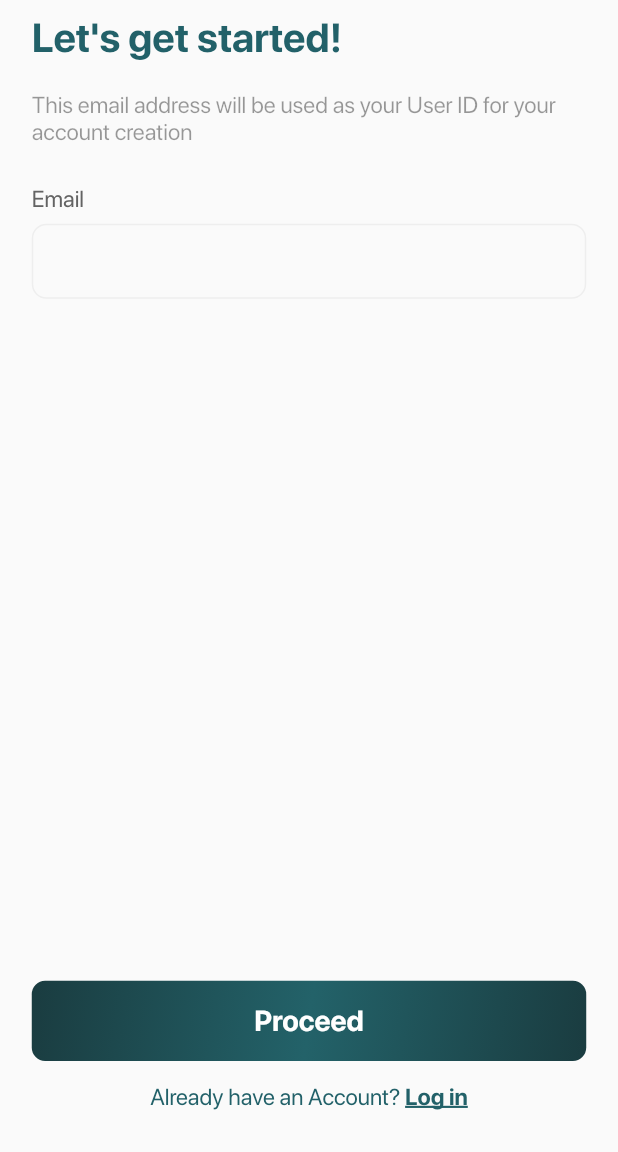
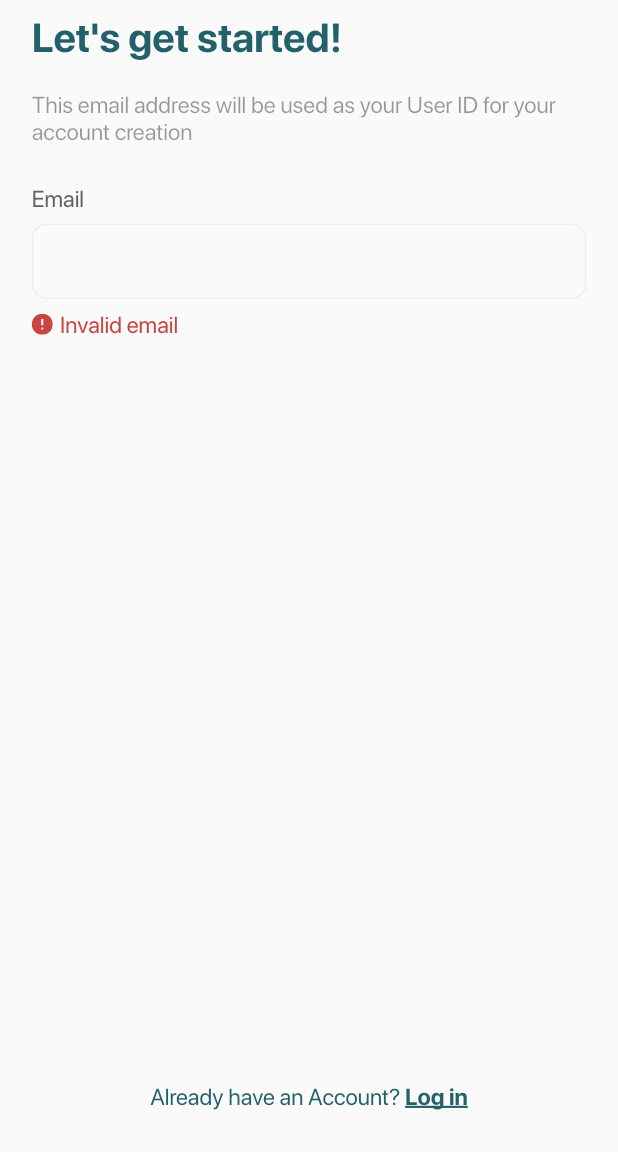
Before and after one commit to Dev-Ayan-Dasgupta/dhabi, a Flutter app: the RegistrationScreen screen opened by its route, on a phone screen of 412 x 824 dp, the part 84-1236 px from its top. Run offline on Flutter 3.47's test engine with Material 2 defaults, Android fonts, the phone set to English and light mode, and no system bars; our stand-ins replace flutter_sizer, flutter_svg.

Commit message:
added email validation with setstate

```diff
--- a/lib/presentation/screens/login.dart
+++ b/lib/presentation/screens/login.dart
@@ -68,6 +68,7 @@ class _LoginScreenState extends State<LoginScreen> {
                       EdgeInsets.only(left: (10 / Dimensions.designWidth).w),
                   child: SvgPicture.asset(ImageConstants.checkCircle),
                 ),
+                onChanged: (p0) {},
               ),
               const SizeBox(height: 15),
               Text(
@@ -85,6 +86,7 @@ class _LoginScreenState extends State<LoginScreen> {
                       EdgeInsets.only(left: (10 / Dimensions.designWidth).w),
                   child: SvgPicture.asset(ImageConstants.checkCircle),
                 ),
+                onChanged: (p0) {},
               ),
               const SizeBox(height: 30),
               GradientButton(
--- a/lib/presentation/screens/registration.dart
+++ b/lib/presentation/screens/registration.dart
@@ -1,6 +1,7 @@
 import 'package:dialup_mobile_app/presentation/routers/routes.dart';
 import 'package:dialup_mobile_app/presentation/widgets/core/index.dart';
 import 'package:dialup_mobile_app/utils/constants/index.dart';
+import 'package:dialup_mobile_app/utils/helpers/email_validation.dart';
 import 'package:flutter/material.dart';
 import 'package:flutter_sizer/flutter_sizer.dart';
 import 'package:flutter_svg/flutter_svg.dart';
@@ -14,6 +15,7 @@ class RegistrationScreen extends StatefulWidget {
 
 class _RegistrationScreenState extends State<RegistrationScreen> {
   final TextEditingController _emailController = TextEditingController();
+  bool _isEmailValid = false;
   @override
   Widget build(BuildContext context) {
     return Scaffold(
@@ -64,21 +66,49 @@ class _RegistrationScreenState extends State<RegistrationScreen> {
                     const SizeBox(height: 9),
                     CustomTextField(
                       controller: _emailController,
-                      suffix: Padding(
-                        padding: EdgeInsets.only(
-                            left: (10 / Dimensions.designWidth).w),
-                        child: SvgPicture.asset(ImageConstants.checkCircle),
-                      ),
+                      suffix: !_isEmailValid
+                          ? const SizedBox()
+                          : Padding(
+                              padding: EdgeInsets.only(
+                                  left: (10 / Dimensions.designWidth).w),
+                              child:
+                                  SvgPicture.asset(ImageConstants.checkCircle),
+                            ),
+                      onChanged: (p0) {
+                        setState(() {
+                          _isEmailValid = EmailValidator.isValid(p0);
+                        });
+                      },
                     ),
+                    const SizeBox(height: 9),
+                    _isEmailValid
+                        ? const SizeBox()
+                        : Row(
+                            children: [
+                              SvgPicture.asset(ImageConstants.errorSolid),
+                              const SizeBox(width: 5),
+                              Text(
+                                "Invalid email",
+                                style: TextStyles.primaryMedium.copyWith(
+                                  color: const Color(0xFFC94540),
+                                  fontSize: (16 / Dimensions.designWidth).w,
+                                ),
+                              ),
+                            ],
+                          ),
                   ],
                 ),
               ),
               Column(
                 children: [
-                  GradientButton(
-                    onTap: () {},
-                    text: "Proceed",
-                  ),
+                  !_isEmailValid
+                      ? const SizeBox()
+                      : GradientButton(
+                          onTap: () {
+                            setState(() {});
+                          },
+                          text: "Proceed",
+                        ),
                   const SizeBox(height: 16),
                   InkWell(
                     onTap: () {
--- a/lib/presentation/widgets/core/textfield.dart
+++ b/lib/presentation/widgets/core/textfield.dart
@@ -1,9 +1,9 @@
 // ignore_for_file: public_member_api_docs, sort_constructors_first
-import 'package:dialup_mobile_app/utils/constants/textstyles.dart';
 import 'package:flutter/material.dart';
 import 'package:flutter_sizer/flutter_sizer.dart';
 
 import 'package:dialup_mobile_app/utils/constants/dimensions.dart';
+import 'package:dialup_mobile_app/utils/constants/textstyles.dart';
 
 class CustomTextField extends StatefulWidget {
   const CustomTextField({
@@ -15,6 +15,8 @@ class CustomTextField extends StatefulWidget {
     this.borderRadius,
     required this.controller,
     this.suffix,
+    this.obscureText,
+    required this.onChanged,
   }) : super(key: key);
 
   final double? width;
@@ -24,6 +26,8 @@ class CustomTextField extends StatefulWidget {
   final double? borderRadius;
   final TextEditingController controller;
   final Widget? suffix;
+  final bool? obscureText;
+  final Function(String) onChanged;
 
   @override
   State<CustomTextField> createState() => _CustomTextFieldState();
@@ -57,6 +61,8 @@ class _CustomTextFieldState extends State<CustomTextField> {
           color: const Color(0xFF252525),
           fontSize: (16 / Dimensions.designWidth).w,
         ),
+        obscureText: widget.obscureText ?? false,
+        onChanged: widget.onChanged,
       ),
     );
   }
--- a/lib/utils/constants/images.dart
+++ b/lib/utils/constants/images.dart
@@ -11,4 +11,5 @@ class ImageConstants {
   static const String splashIcon = "${iconsRoot}splash.svg";
   static const String arrowBack = "${iconsRoot}arrow_back.svg";
   static const String checkCircle = "${iconsRoot}check_circle.svg";
+  static const String errorSolid = "${iconsRoot}error_solid.svg";
 }
--- /dev/null
+++ b/lib/utils/helpers/email_validation.dart
@@ -0,0 +1,7 @@
+class EmailValidator {
+  static bool isValid(String email) {
+    return RegExp(
+            r"^[a-zA-Z0-9.a-zA-Z0-9.!#$%&'*+-/=?^_`{|}~]+@[a-zA-Z0-9]+\.[a-zA-Z]+")
+        .hasMatch(email);
+  }
+}
```
Also changed, not shown: assets/images/icons/error_solid.svg (added).
